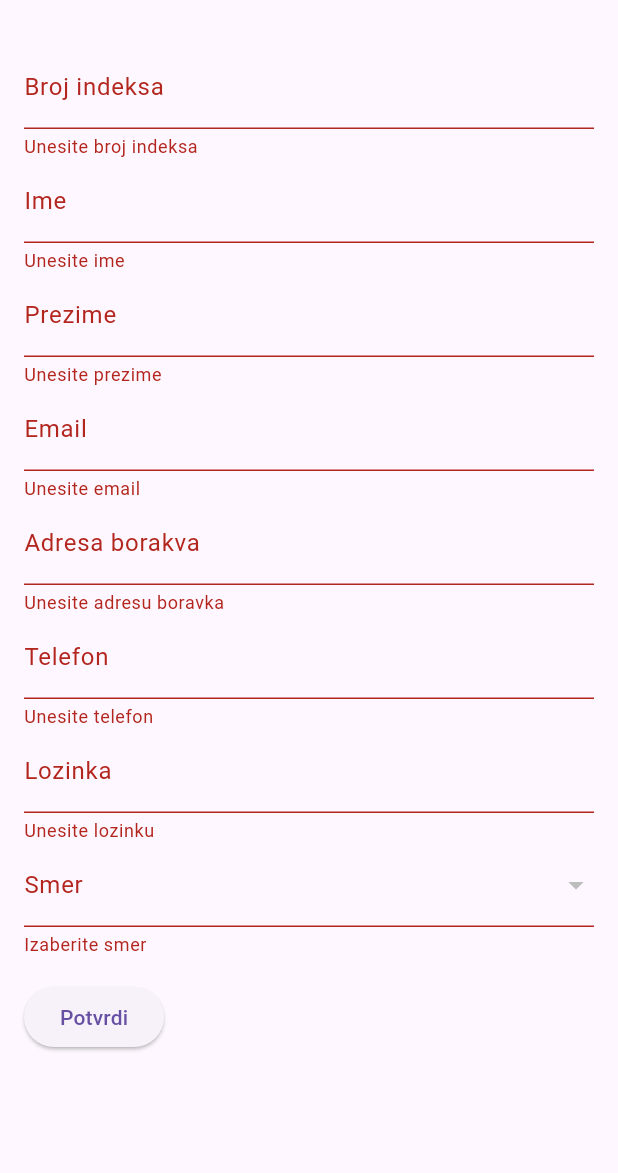
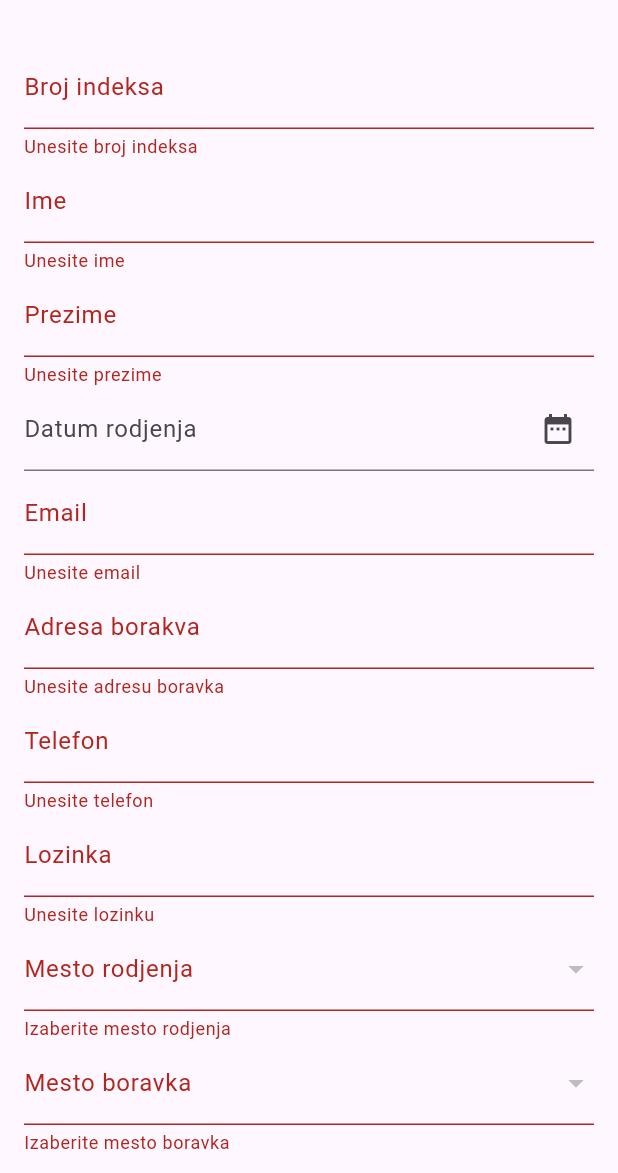
Before and after one commit to gluscevicluka/flutter-project-faculty, a Flutter app: the BasicScreen screen opened directly, after a tap on "Potvrdi", on a phone screen of 412 x 824 dp, the part 63-1236 px from its top. Run offline on Flutter 3.47's test engine with Material 3 defaults, Android fonts, the phone set to English and light mode, and no system bars; network calls fail.

Commit message:
added new modules

```diff
--- a/lib/main.dart
+++ b/lib/main.dart
@@ -1,6 +1,5 @@
 import 'package:flutter/material.dart';
 import 'student/student_form.dart';
-
 
 void main() {
   runApp(const MyApp());
@@ -14,8 +13,8 @@ class MyApp extends StatelessWidget {
     return MaterialApp(
       title: 'Student App',
       theme: ThemeData(
-        // Postavke teme
-      ),
+          // Postavke teme
+          ),
       home: const BasicScreen(),
     );
   }
@@ -28,10 +27,16 @@ class BasicScreen extends StatelessWidget {
   Widget build(BuildContext context) {
     return Scaffold(
       appBar: AppBar(
-        title: const Text('Osnovni ekran'),
+        title: const Text('Projekat 2023/2024 Gluscevic Luka',
+            style: TextStyle(
+              color: Colors.white,
+              fontWeight: FontWeight.bold,
+            )),
+        backgroundColor: Colors.lightBlue,
+        iconTheme: const IconThemeData(color: Colors.white),
       ),
-      body: const Center(
-        child: Text('Ovo je osnovni ekran'),
+      body: Center(
+        child: Image.asset('ef.png'),
       ),
       bottomNavigationBar: BottomNavigationBar(
         items: const [
@@ -46,7 +51,7 @@ class BasicScreen extends StatelessWidget {
         ],
         onTap: (index) {
           if (index == 0) {
-           Navigator.push(
+            Navigator.push(
               context,
               MaterialPageRoute(builder: (context) => const StudentForm()),
             );
--- /dev/null
+++ b/lib/mesto/mesto_model.dart
@@ -0,0 +1,44 @@
+import 'dart:convert';
+import 'package:http/http.dart' as http;
+
+class Mesto {
+  final int idMesto;
+  final String nazivMesta;
+  final String pttOznaka;
+  final int pttBroj;
+  final String drzava;
+
+  Mesto({
+    required this.idMesto,
+    required this.nazivMesta,
+    required this.pttOznaka,
+    required this.pttBroj,
+    required this.drzava,
+  });
+
+  factory Mesto.fromJson(Map<String, dynamic> json) {
+    return Mesto(
+      idMesto: json['idMesto'],
+      nazivMesta: json['nazivMesta'],
+      pttOznaka: json['pttOznaka'],
+      pttBroj: json['pttBroj'],
+      drzava: json['drzava'],
+    );
+  }
+}
+
+Future<List<Mesto>> getMesta() async {
+  final response = await http.get(
+    Uri.parse('https://pmappbk2.ddns.net/Mesto/get_mesta'),
+  );
+  if (response.statusCode == 200) {
+    List<dynamic> data = json.decode(response.body);
+    List<Mesto> mesta = data.map((item) => Mesto.fromJson(item)).toList();
+
+    return mesta;
+  } else {
+    print('Status code: ${response.statusCode}');
+    print('Response body: ${response.body}');
+    throw Exception('Failed to load mesta');
+  }
+}
--- a/lib/smer/smer_model.dart
+++ b/lib/smer/smer_model.dart
@@ -3,14 +3,16 @@ import 'package:http/http.dart' as http;
 
 class Smer {
   final int id;
-  final String naziv;
+  final String nazivSmera;
+  final String opisSmera;
 
-  Smer({required this.id, required this.naziv});
+  Smer({required this.id, required this.nazivSmera, required this.opisSmera});
 
   factory Smer.fromJson(Map<String, dynamic> json) {
     return Smer(
       id: json['id'],
-      naziv: json['naziv'],
+      nazivSmera: json['nazivSmera'],
+      opisSmera: json['opisSmera'],
     );
   }
 }
@@ -26,12 +28,15 @@ Future<List<Smer>> getSmerovi() async {
   );
 
   if (response.statusCode == 200) {
-    // Ako je status OK (200), parsiraj odgovor
+    // Ako je status OK (200), parsiraj odgovor kao JSON
     List<dynamic> data = json.decode(response.body);
     List<Smer> smerovi = data.map((item) => Smer.fromJson(item)).toList();
+
     return smerovi;
   } else {
     // Ako nije OK, baci izuzetak
+    print('Status code: ${response.statusCode}');
+    print('Response body: ${response.body}');
     throw Exception('Failed to load smerovi');
   }
 }
--- a/lib/student/student_form.dart
+++ b/lib/student/student_form.dart
@@ -1,8 +1,10 @@
 // student_form.dart
 
 import 'package:flutter/material.dart';
+import 'package:intl/intl.dart';
 import 'package:flutter_first_app/student/student_model.dart';
 import 'package:flutter_first_app/smer/smer_model.dart';
+import 'package:flutter_first_app/mesto/mesto_model.dart';
 
 class StudentForm extends StatefulWidget {
   const StudentForm({Key? key}) : super(key: key);
@@ -16,6 +18,13 @@ class StudentFormState extends State<StudentForm> {
   late Student _student;
   late List<Smer> _smerovi = [];
   Smer? _selectedSmer;
+
+  late List<Mesto> _mesta = [];
+  Mesto? _selectedMesto;
+  Mesto? _selectedMestoRodjenja;
+
+  final TextEditingController _dateController = TextEditingController();
+  DateTime? _selectedDate;
 
   @override
   void initState() {
@@ -38,13 +47,26 @@ class StudentFormState extends State<StudentForm> {
     );
 
     _fetchSmerovi();
+    _fetchMesta();
   }
 
+  //Preload database fetch data
   Future<void> _fetchSmerovi() async {
     try {
       List<Smer> smerovi = await getSmerovi();
       setState(() {
         _smerovi = smerovi;
+      });
+    } catch (e) {
+      // Handle error
+    }
+  }
+
+  Future<void> _fetchMesta() async {
+    try {
+      List<Mesto> mesta = await getMesta();
+      setState(() {
+        _mesta = mesta;
       });
     } catch (e) {
       // Handle error
@@ -102,19 +124,33 @@ class StudentFormState extends State<StudentForm> {
                       _student = _student.copyWith(prezime: value!);
                     },
                   ),
-                  // TextFormField(
-                  //   decoration:
-                  //       const InputDecoration(labelText: 'Datum rodjenja'),
-                  //   validator: (value) {
-                  //     if (value == null || value.isEmpty) {
-                  //       return 'Unesite datum rodjenja';
-                  //     }
-                  //     return null;
-                  //   },
-                  //   onSaved: (value) {
-                  //     _student = _student.copyWith(datumRodjenja: value!);
-                  //   },
-                  // ),
+                  TextFormField(
+                    readOnly: true,
+                    controller: _dateController,
+                    decoration: InputDecoration(
+                      labelText: 'Datum rodjenja',
+                      suffixIcon: IconButton(
+                        onPressed: () async {
+                          DateTime? pickedDate = await showDatePicker(
+                            context: context,
+                            initialDate: DateTime.now(),
+                            firstDate: DateTime(1900),
+                            lastDate: DateTime.now(),
+                          );
+
+                          if (pickedDate != null &&
+                              pickedDate != _selectedDate) {
+                            setState(() {
+                              _selectedDate = pickedDate;
+                              _dateController.text =
+                                  DateFormat("yyyy-MM-dd").format(pickedDate);
+                            });
+                          }
+                        },
+                        icon: Icon(Icons.date_range),
+                      ),
+                    ),
+                  ),
                   TextFormField(
                     decoration: const InputDecoration(labelText: 'Email'),
                     validator: (value) {
@@ -164,52 +200,74 @@ class StudentFormState extends State<StudentForm> {
                       _student = _student.copyWith(lozinka: value!);
                     },
                   ),
-                  // TextFormField(
-                  //   decoration:
-                  //       const InputDecoration(labelText: 'Mesto rodjenja'),
-                  //   validator: (value) {
-                  //     if (value == null || value.isEmpty) {
-                  //       return 'Unesite mesto rodjenja';
-                  //     }
-                  //     return null;
-                  //   },
-                  //   onSaved: (value) {
-                  //     _student = _student.copyWith(rodjenjeMestoId: value!);
-                  //   },
-                  // ),
-                  // TextFormField(
-                  //   decoration:
-                  //       const InputDecoration(labelText: 'Mesto boravka'),
-                  //   validator: (value) {
-                  //     if (value == null || value.isEmpty) {
-                  //       return 'Unesite mesto boravka';
-                  //     }
-                  //     return null;
-                  //   },
-                  //   onSaved: (value) {
-                  //     _student = _student.copyWith(boravakMestoId: value!);
-                  //   },
-                  // ),
-                  // TextFormField(
-                  //   decoration: const InputDecoration(
-                  //       labelText: 'Upisana godina studija'),
-                  //   validator: (value) {
-                  //     if (value == null || value.isEmpty) {
-                  //       return 'Unesite upisanu godinu studija';
-                  //     }
-                  //     return null;
-                  //   },
-                  //   onSaved: (value) {
-                  //     _student =
-                  //         _student.copyWith(upisanaGodinaStudije: value!);
-                  //   },
-                  // ),
+                  DropdownButtonFormField<Mesto>(
+                    value: _selectedMestoRodjenja,
+                    items: _mesta.map((mesto) {
+                      return DropdownMenuItem<Mesto>(
+                        value: mesto,
+                        child: Text(mesto.nazivMesta),
+                      );
+                    }).toList(),
+                    onChanged: (Mesto? value) {
+                      setState(() {
+                        _selectedMestoRodjenja = value;
+                        _student =
+                            _student.copyWith(boravakMestoId: value!.idMesto);
+                      });
+                    },
+                    validator: (value) {
+                      if (value == null) {
+                        return 'Izaberite mesto rodjenja';
+                      }
+                      return null;
+                    },
+                    decoration:
+                        const InputDecoration(labelText: 'Mesto rodjenja'),
+                  ),
+                  DropdownButtonFormField<Mesto>(
+                    value: _selectedMesto,
+                    items: _mesta.map((mesto) {
+                      return DropdownMenuItem<Mesto>(
+                        value: mesto,
+                        child: Text(mesto.nazivMesta),
+                      );
+                    }).toList(),
+                    onChanged: (Mesto? value) {
+                      setState(() {
+                        _selectedMesto = value;
+                        _student =
+                            _student.copyWith(boravakMestoId: value!.idMesto);
+                      });
+                    },
+                    validator: (value) {
+                      if (value == null) {
+                        return 'Izaberite mesto boravka';
+                      }
+                      return null;
+                    },
+                    decoration:
+                        const InputDecoration(labelText: 'Mesto boravka'),
+                  ),
+                  TextFormField(
+                    decoration: const InputDecoration(
+                        labelText: 'Upisana godina studija'),
+                    validator: (value) {
+                      if (value == null || value.isEmpty) {
+                        return 'Unesite upisanu godinu studija';
+                      }
+                      return null;
+                    },
+                    onSaved: (value) {
+                      _student = _student.copyWith(
+                          upisanaGodinaStudije: int.parse(value!));
+                    },
+                  ),
                   DropdownButtonFormField<Smer>(
                     value: _selectedSmer,
                     items: _smerovi.map((smer) {
                       return DropdownMenuItem<Smer>(
                         value: smer,
-                        child: Text(smer.naziv),
+                        child: Text(smer.nazivSmera),
                       );
                     }).toList(),
                     onChanged: (Smer? value) {
```
Also changed, not shown: pubspec.yaml (+6 -2 lines), assets/ef.png (added), assets/hat.png (added), pubspec.lock, 1 other file.
